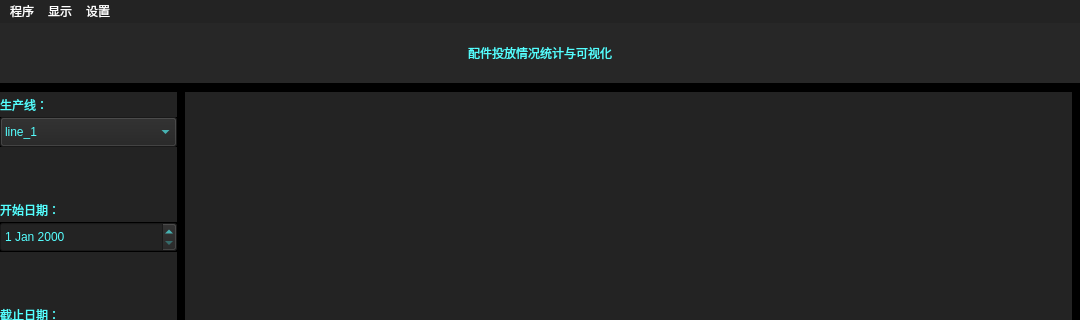
zhenhuic/projects-summary, file component-detection-camera2/gui/statistics_widget.ui: the form before one commit; both pictures show x 0 to 1080 and y 0 to 320 of the 1080 by 720 pixel window.
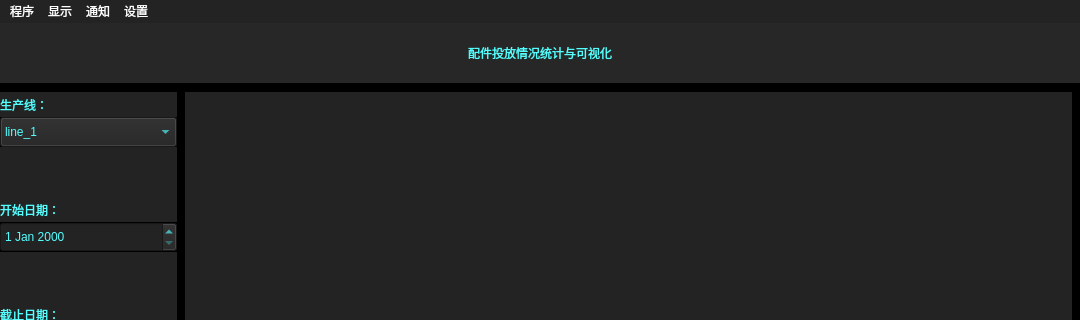
The form after the commit.

What changed in the file:
```diff
--- a/component-detection-camera2/gui/statistics_widget.ui
+++ b/component-detection-camera2/gui/statistics_widget.ui
@@ -417,8 +417,15 @@
     <addaction name="fullScreen"/>
     <addaction name="exitFullScreen"/>
    </widget>
+   <widget class="QMenu" name="notificationMenu">
+    <property name="title">
+     <string>通知</string>
+    </property>
+    <addaction name="sendEmailReport"/>
+   </widget>
    <addaction name="processMenu"/>
    <addaction name="viewMenu"/>
+   <addaction name="notificationMenu"/>
    <addaction name="setupMenu"/>
   </widget>
   <action name="openConfigFile">
```
Left out of the diff: 5 changed lines with no effect on the pictures.
